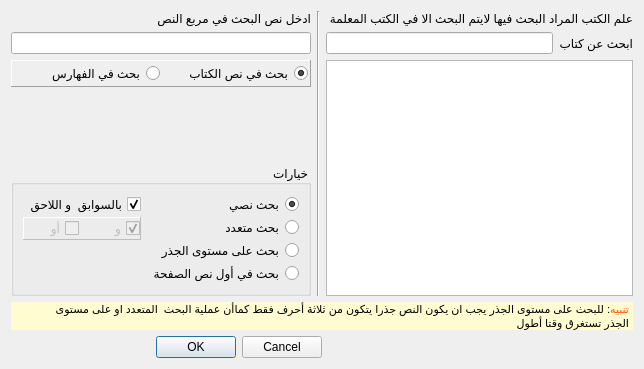
This is qbooks/ui/dialogfind.ui in mahmoudbahaa/elkirtasse as Qt 5 draws it before an edit. The edited form follows.
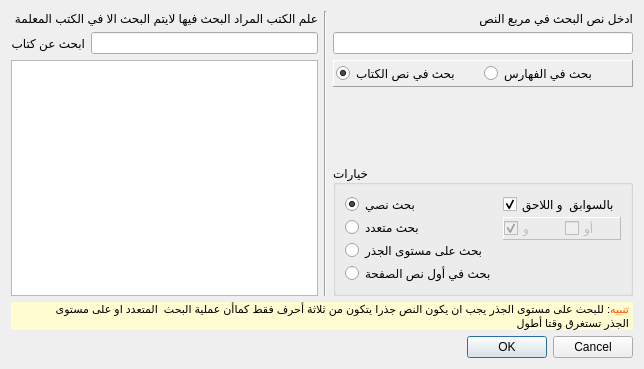
This is the edited form.

Patch:
```diff
--- a/qbooks/ui/dialogfind.ui
+++ b/qbooks/ui/dialogfind.ui
@@ -13,9 +13,6 @@
   <property name="windowTitle">
    <string>بحث متقدم</string>
   </property>
-  <property name="layoutDirection">
-   <enum>Qt::RightToLeft</enum>
-  </property>
   <layout class="QVBoxLayout" name="verticalLayout_5">
    <item>
     <layout class="QHBoxLayout" name="horizontalLayout_6">
```
